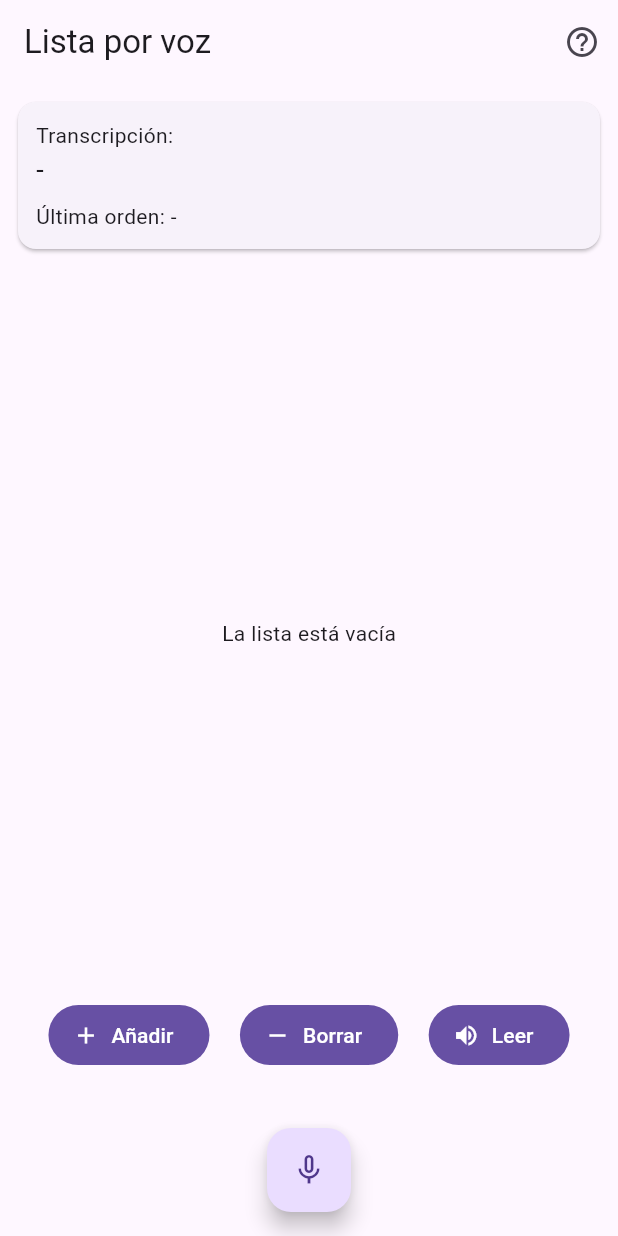
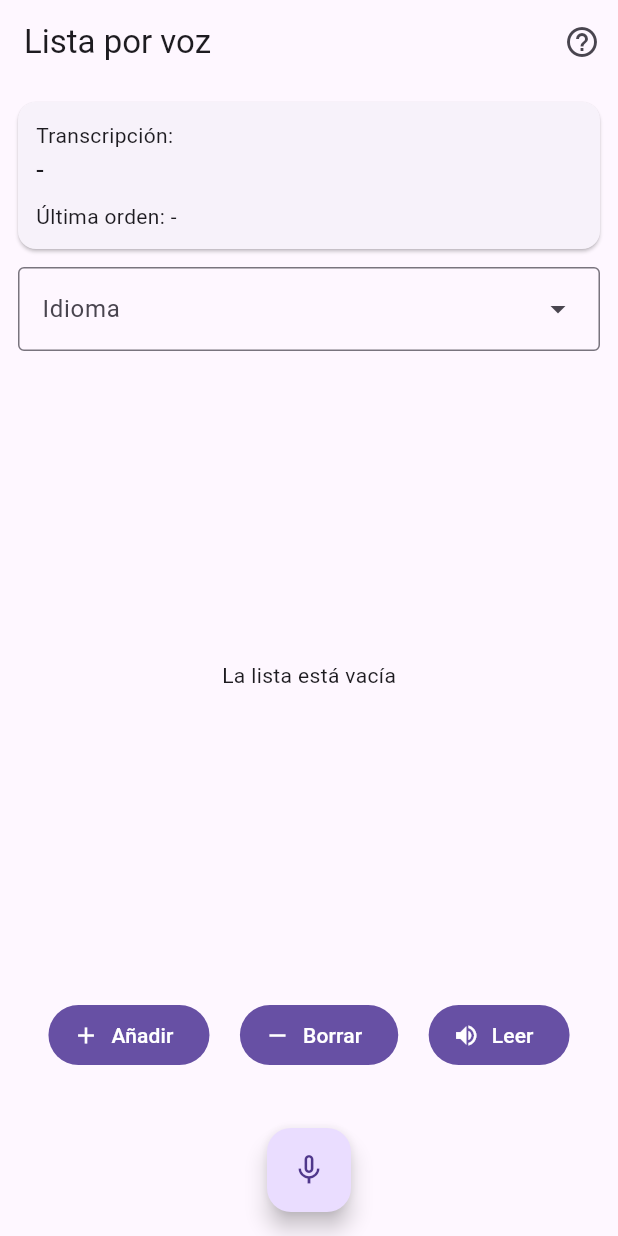
Before and after one commit to Pabloelique/ut2_interfaces_naturales, a Flutter app: the screen it shows after launch, on a phone screen of 412 x 824 dp. Run offline on Flutter 3.47's test engine with Material 3 defaults, Android fonts, the phone set to English and light mode, and no system bars; our stand-ins replace flutter_tts, speech_to_text.

Commit message:
lista_voz: desplegable para elegir el idioma

```diff
--- a/lista_voz/lib/main.dart
+++ b/lista_voz/lib/main.dart
@@ -212,6 +212,24 @@ class _ListaVozState extends State<ListaVoz> {
               ),
             ),
           ),
+          // Ampliación: desplegable con los idiomas del reconocimiento.
+          if (_idiomas.isNotEmpty)
+            Padding(
+              padding: const EdgeInsets.symmetric(horizontal: 12),
+              child: DropdownMenu<String>(
+                label: const Text('Idioma'),
+                expandedInsets: EdgeInsets.zero, // ocupa todo el ancho
+                initialSelection: _idiomaElegido,
+                dropdownMenuEntries: [
+                  for (final idioma in _idiomas)
+                    DropdownMenuEntry(
+                        value: idioma.localeId, label: idioma.name),
+                ],
+                onSelected: (valor) {
+                  if (valor != null) setState(() => _idiomaElegido = valor);
+                },
+              ),
+            ),
           Expanded(
             child: _elementos.isEmpty
                 ? const Center(child: Text('La lista está vacía'))
```
